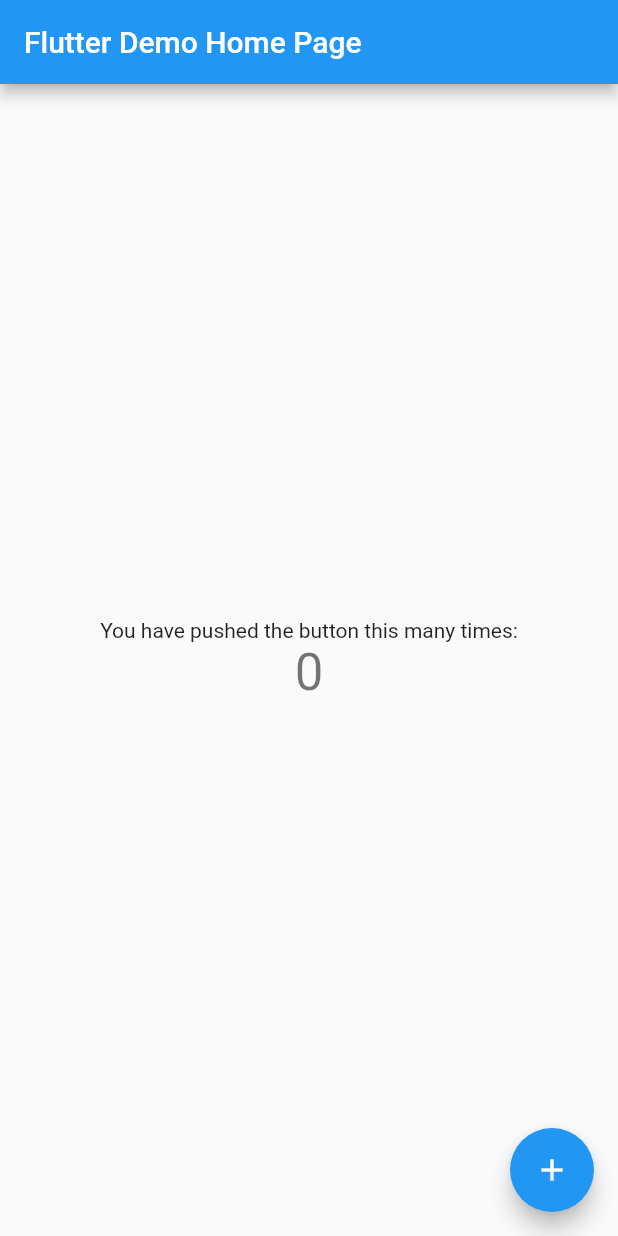
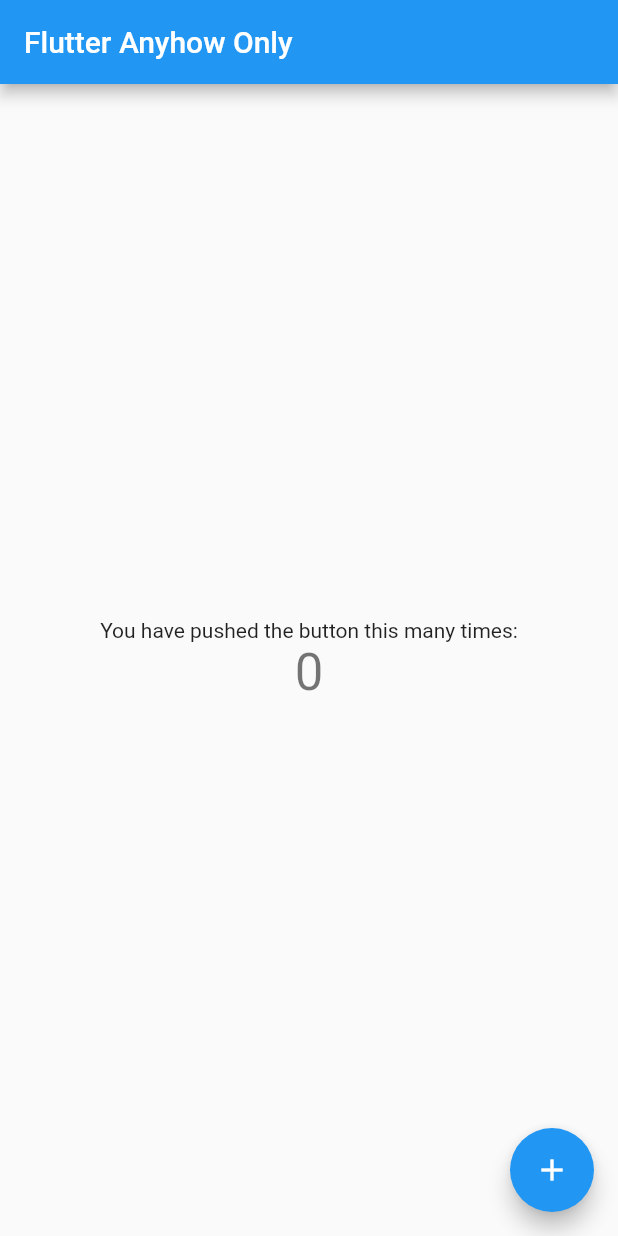
Before and after one commit to St4nl3y-W0ng/DIP_E-commerce_Mobile_App_2022, a Flutter app: the screen it shows after launch, on a phone screen of 412 x 824 dp. Run offline on Flutter 3.47's test engine with Material 2 defaults, Android fonts, the phone set to English and light mode, and no system bars.

Commit message:
Texting ZW

```diff
--- a/dip_commerce/lib/main.dart
+++ b/dip_commerce/lib/main.dart
@@ -32,7 +32,7 @@ class MyApp extends StatelessWidget {
         // is not restarted.
         primarySwatch: Colors.blue,
       ),
-      home: const MyHomePage(title: 'Flutter Demo Home Page'),
+      home: const MyHomePage(title: 'Flutter Anyhow Only'),
     );
   }
 }
```
